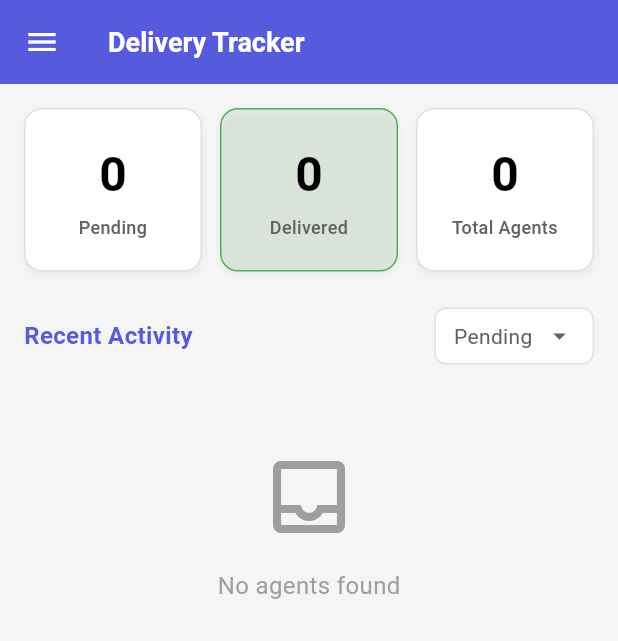
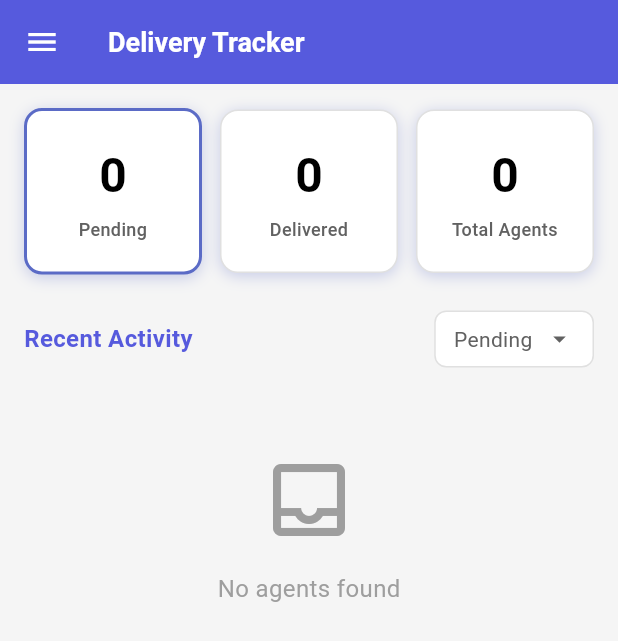
Before and after one commit to akashkumarcur8/sherpa_voice_recorder, a Flutter app: the DeliveryTrackerScreen screen opened by its route, after a tap on an icon or button, on a phone screen of 412 x 824 dp. Shown: the top 641 px of the screen. Run offline on Flutter 3.47's test engine with Material 3 defaults, Android fonts, the phone set to English and light mode, and no system bars; our stand-ins replace connectivity_plus, dio, dots_indicator, firebase_core, fl_chart, flutter_local_notifications and 15 more; missing offline and left inert: flutter_background_service, flutter_sound, omni_datetime_picker, onesignal_flutter; accounts and stored records are empty; network calls fail; statements that could not run were skipped.

Commit message:
update notification on the delivery tracker screen

```diff
--- a/lib/app/core/services/websocket_service.dart
+++ b/lib/app/core/services/websocket_service.dart
@@ -1,5 +1,4 @@
 // lib/core/services/websocket_service.dart
-
 import 'dart:async';
 import 'dart:convert';
 import 'dart:typed_data';
--- a/lib/app/modules/complaint_center/view/complaint_center_screen.dart
+++ b/lib/app/modules/complaint_center/view/complaint_center_screen.dart
@@ -55,7 +55,7 @@ class ComplaintCenterScreen extends StatelessWidget {
                             child: ComplaintStatsCard(
                               count: controller.resolvedCount.value.toString(),
                               label: 'Resolved\nComplaints',
-                              backgroundColor: const Color(0xFFD4F8E8),
+                              backgroundColor:  Colors.white,
                               textColor: Colors.black,
                               isSelected: controller.selectedFilter.value ==
                                   ComplaintFilter.resolved,
--- a/lib/app/modules/delivery_tracker/controllers/delivery_tracker_controller.dart
+++ b/lib/app/modules/delivery_tracker/controllers/delivery_tracker_controller.dart
@@ -7,6 +7,7 @@ import '../services/delivery_tracker_service.dart';
 
 class DeliveryTrackerController extends GetxController {
   final DeliveryTrackerService _service = DeliveryTrackerService();
+  var selectedCardIndex = Rxn<int>();
 
   // Observable variables
   final Rx<DeliveryStatsModel> stats = DeliveryStatsModel(
@@ -34,6 +35,12 @@ class DeliveryTrackerController extends GetxController {
     super.onInit();
     loadUserData();
     loadData();
+  }
+
+
+  void selectCard(int index, String filter) {
+    selectedCardIndex.value = index;
+    filterAgents(filter);
   }
 
   // Load user data from SharedPreferences
@@ -123,7 +130,7 @@ class DeliveryTrackerController extends GetxController {
     try {
       // Get all pending agent IDs
       final pendingAgentIds = pendingAgents
-          .map((agent) => agent.agentId)
+          .map((agent) => agent.userId)
           .toList();
 
       if (pendingAgentIds.isEmpty) {
--- a/lib/app/modules/delivery_tracker/models/agent_model.dart
+++ b/lib/app/modules/delivery_tracker/models/agent_model.dart
@@ -5,11 +5,14 @@ enum DeviceStatus { pending, delivered }
 class AgentModel {
   final String agentName;
   final String agentId;
+  final String userId;
   final DeviceStatus deviceStatus;
+
 
   AgentModel({
     required this.agentName,
     required this.agentId,
+    required this.userId,
     required this.deviceStatus,
   });
 
@@ -17,6 +20,7 @@ class AgentModel {
     return AgentModel(
       agentName: json['agentName'] ?? '',
       agentId: json['agentId'] ?? '',
+      userId: json['userId'] ?? '',
       deviceStatus: json['deviceStatus'] == 'delivered'
           ? DeviceStatus.delivered
           : DeviceStatus.pending,
@@ -27,6 +31,7 @@ class AgentModel {
     return {
       'agentName': agentName,
       'agentId': agentId,
+      'userId': userId,
       'deviceStatus':
       deviceStatus == DeviceStatus.delivered ? 'delivered' : 'pending',
     };
@@ -35,11 +40,13 @@ class AgentModel {
   AgentModel copyWith({
     String? agentName,
     String? agentId,
+    String? userId,
     DeviceStatus? deviceStatus,
   }) {
     return AgentModel(
       agentName: agentName ?? this.agentName,
       agentId: agentId ?? this.agentId,
+      userId: userId ?? this.userId,
       deviceStatus: deviceStatus ?? this.deviceStatus,
     );
   }
--- a/lib/app/modules/delivery_tracker/services/delivery_tracker_service.dart
+++ b/lib/app/modules/delivery_tracker/services/delivery_tracker_service.dart
@@ -66,13 +66,13 @@ class DeliveryTrackerService {
   }
 
   /// Send reminder to agents with pending deliveries
-  Future<bool> sendReminder(List<String> agentIds) async {
+  Future<bool> sendReminder(List<String> userIds) async {
     try {
       final response = await http.post(
-        Uri.parse('$baseUrl/send-reminder'),
+        Uri.parse('$baseUrl/notify-users'),
         headers: _headers,
         body: json.encode({
-          'agent_ids': agentIds,
+          'userIds': userIds,
         }),
       ).timeout(
         const Duration(seconds: 30),
--- a/lib/app/modules/delivery_tracker/views/delivery_tracker_screen.dart
+++ b/lib/app/modules/delivery_tracker/views/delivery_tracker_screen.dart
@@ -154,7 +154,8 @@ class DeliveryTrackerScreen extends GetView<DeliveryTrackerController> {
             child: StatsCardWidget(
               value: stats.pending.toString(),
               label: 'Pending',
-              onTap: () => controller.filterAgents('Pending'),
+              isSelected: controller.selectedCardIndex.value == 0,
+              onTap: () => controller.selectCard(0, 'Pending'),
             ),
           ),
           const SizedBox(width: 12),
@@ -162,9 +163,10 @@ class DeliveryTrackerScreen extends GetView<DeliveryTrackerController> {
             child: StatsCardWidget(
               value: stats.delivered.toString(),
               label: 'Delivered',
-              backgroundColor: AppColors.success.withOpacity(0.1),
-              borderColor: AppColors.success,
-              onTap: () => controller.filterAgents('Delivered'),
+              // backgroundColor: AppColors.success.withOpacity(0.1),
+              // borderColor: AppColors.success,
+              isSelected: controller.selectedCardIndex.value == 1,
+              onTap: () => controller.selectCard(1, 'Delivered'),
             ),
           ),
           const SizedBox(width: 12),
@@ -172,7 +174,8 @@ class DeliveryTrackerScreen extends GetView<DeliveryTrackerController> {
             child: StatsCardWidget(
               value: stats.totalAgents.toString(),
               label: 'Total Agents',
-              onTap: () => controller.filterAgents('Select Option'),
+              isSelected: controller.selectedCardIndex.value == 2,
+              onTap: () => controller.selectCard(2, 'Select Option'),
             ),
           ),
         ],
--- a/lib/app/modules/delivery_tracker/views/widgets/stats_card_widget.dart
+++ b/lib/app/modules/delivery_tracker/views/widgets/stats_card_widget.dart
@@ -7,6 +7,7 @@ class StatsCardWidget extends StatelessWidget {
   final Color? backgroundColor;
   final Color? borderColor;
   final VoidCallback? onTap;
+  final bool isSelected;
 
   const StatsCardWidget({
     Key? key,
@@ -15,27 +16,31 @@ class StatsCardWidget extends StatelessWidget {
     this.backgroundColor,
     this.borderColor,
     this.onTap,
+    this.isSelected = false,
   }) : super(key: key);
 
   @override
   Widget build(BuildContext context) {
     return GestureDetector(
       onTap: onTap,
-      child: Container(
+      child: AnimatedContainer(
+        duration: const Duration(milliseconds: 200),
         padding: const EdgeInsets.symmetric(horizontal: 16, vertical: 20),
         decoration: BoxDecoration(
-          color: backgroundColor ?? AppColors.white,
+          color: isSelected
+              ? AppColors.white
+              : backgroundColor ?? AppColors.white,
           borderRadius: BorderRadius.circular(12),
           border: Border.all(
-            color: borderColor ?? AppColors.lightGrey,
-            width: 1,
+            color: isSelected ? const Color(0xFF5B6BC6) : Colors.grey.shade300,
+            width: isSelected ? 2 : 1,
           ),
           // Add shadow for clickable effect
           boxShadow: onTap != null
               ? [
             BoxShadow(
-              color: Colors.black.withOpacity(0.05),
-              blurRadius: 4,
+              color: const Color(0xFF5B6BC6).withOpacity(0.3),
+              blurRadius: 8,
               offset: const Offset(0, 2),
             ),
           ]
--- a/lib/app/modules/home/home_screen.dart
+++ b/lib/app/modules/home/home_screen.dart
@@ -579,7 +579,6 @@ class HomeScreen extends StatelessWidget {
     });
   }
 
-
   void _toggleRecording() {
     if (controller.isRecording.value) {
       controller.stopRecordingManually();
--- a/lib/app/modules/raise_ticket/services/raise_ticket_service.dart
+++ b/lib/app/modules/raise_ticket/services/raise_ticket_service.dart
@@ -1,13 +1,10 @@
 
 
 import 'dart:convert';
-
 import 'package:http/http.dart' as http;
-
 import '../models/ticket_model.dart';
 
 class RaiseTicketService {
-
 
   static const String baseUrl = 'http://35.154.144.116:8000/api';
 
--- a/lib/main.dart
+++ b/lib/main.dart
@@ -14,7 +14,6 @@ import 'app/routes/app_routes.dart';
 
 final FlutterLocalNotificationsPlugin flutterLocalNotificationsPlugin =
 FlutterLocalNotificationsPlugin();
-
 
 void main() async{
   WidgetsFlutterBinding.ensureInitialized();
```
Also changed, not shown: pubspec.yaml (+0 -12 lines), lib/app/modules/home/widgets/recording_header.dart (line endings or trailing spaces), 1 other file.
